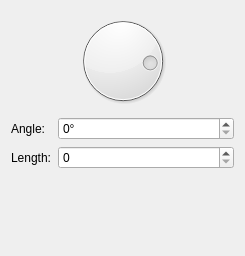
Before: the Qt Designer form plugins/filters/blur/wdg_motion_blur.ui in KDE/krita, drawn with Qt 5.
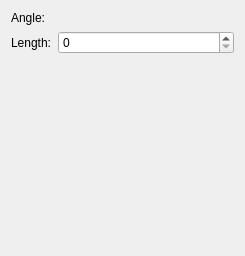
After: the same form once the commit is applied. Custom widgets are drawn as their Qt base class.

Commit message: Change the motion blur filter to use KisAngleSelector

What changed in the file:
```diff
--- a/plugins/filters/blur/wdg_motion_blur.ui
+++ b/plugins/filters/blur/wdg_motion_blur.ui
@@ -11,70 +11,6 @@
    </rect>
   </property>
   <layout class="QVBoxLayout" name="verticalLayout">
-   <item>
-    <layout class="QHBoxLayout" name="horizontalLayout">
-     <item>
-      <spacer name="horizontalSpacer">
-       <property name="orientation">
-        <enum>Qt::Horizontal</enum>
-       </property>
-       <property name="sizeHint" stdset="0">
-        <size>
-         <width>40</width>
-         <height>20</height>
-        </size>
-       </property>
-      </spacer>
-     </item>
-     <item>
-      <widget class="QDial" name="blurAngleDial">
-       <property name="minimumSize">
-        <size>
-         <width>100</width>
-         <height>100</height>
-        </size>
-       </property>
-       <property name="maximumSize">
-        <size>
-         <width>100</width>
-         <height>100</height>
-        </size>
-       </property>
-       <property name="maximum">
-        <number>360</number>
-       </property>
-       <property name="value">
-        <number>274</number>
-       </property>
-       <property name="sliderPosition">
-        <number>274</number>
-       </property>
-       <property name="invertedAppearance">
-        <bool>false</bool>
-       </property>
-       <property name="wrapping">
-        <bool>true</bool>
-       </property>
-       <property name="notchesVisible">
-        <bool>false</bool>
-       </property>
-      </widget>
-     </item>
-     <item>
-      <spacer name="horizontalSpacer_2">
-       <property name="orientation">
-        <enum>Qt::Horizontal</enum>
-       </property>
-       <property name="sizeHint" stdset="0">
-        <size>
-         <width>40</width>
-         <height>20</height>
-        </size>
-       </property>
-      </spacer>
-     </item>
-    </layout>
-   </item>
    <item>
     <layout class="QFormLayout" name="formLayout">
      <item row="0" column="0">
@@ -84,28 +20,6 @@
        </property>
       </widget>
      </item>
-     <item row="0" column="1">
-      <widget class="KisIntParseSpinBox" name="blurAngleSlider">
-       <property name="sizePolicy">
-        <sizepolicy hsizetype="Expanding" vsizetype="Fixed">
-         <horstretch>0</horstretch>
-         <verstretch>0</verstretch>
-        </sizepolicy>
-       </property>
-       <property name="focusPolicy">
-        <enum>Qt::StrongFocus</enum>
-       </property>
-       <property name="suffix">
-        <string>°</string>
-       </property>
-       <property name="minimum">
-        <number>0</number>
-       </property>
-       <property name="maximum">
-        <number>360</number>
-       </property>
-      </widget>
-     </item>
      <item row="1" column="0">
       <widget class="QLabel" name="label_2">
        <property name="text">
@@ -115,12 +29,6 @@
      </item>
      <item row="1" column="1">
       <widget class="KisIntParseSpinBox" name="blurLength">
-       <property name="sizePolicy">
-        <sizepolicy hsizetype="Expanding" vsizetype="Fixed">
-         <horstretch>0</horstretch>
-         <verstretch>0</verstretch>
-        </sizepolicy>
-       </property>
        <property name="minimum">
         <number>0</number>
        </property>
@@ -129,6 +37,9 @@
        </property>
       </widget>
      </item>
+     <item row="0" column="1">
+      <widget class="KisAngleSelector" name="blurAngleSelector" native="true"/>
+     </item>
     </layout>
    </item>
    <item>
@@ -155,6 +66,12 @@
    <extends>QSpinBox</extends>
    <header>kis_int_parse_spin_box.h</header>
   </customwidget>
+  <customwidget>
+   <class>KisAngleSelector</class>
+   <extends>QWidget</extends>
+   <header location="global">KisAngleSelector.h</header>
+   <container>1</container>
+  </customwidget>
  </customwidgets>
  <tabstops>
   <tabstop>blurAngleDial</tabstop>
```
Left out of the diff: 2 changed lines with no effect on the pictures. The commit also changes 2 other files.
